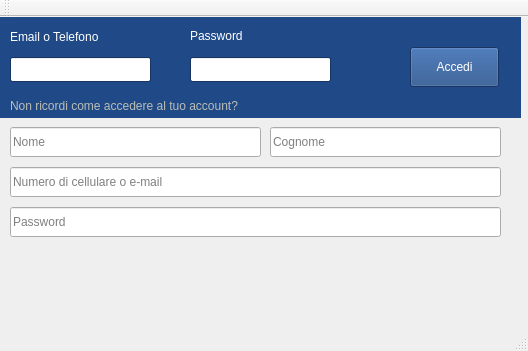
Qt form Qt/mainwindow.ui (IAL32/oriented-graph-unimib) before a commit.
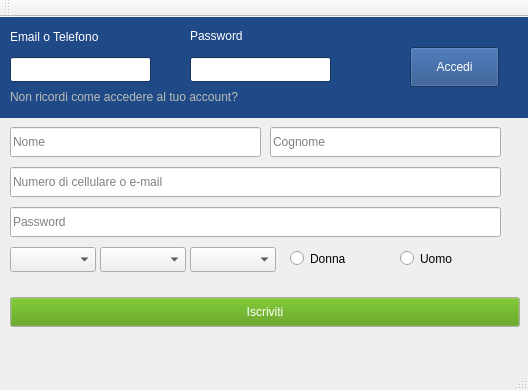
The same form after that commit.

The edit to the form file:
```diff
--- a/Qt/mainwindow.ui
+++ b/Qt/mainwindow.ui
@@ -7,7 +7,7 @@
     <x>0</x>
     <y>0</y>
     <width>528</width>
-    <height>351</height>
+    <height>390</height>
    </rect>
   </property>
   <property name="windowTitle">
@@ -22,7 +22,7 @@
      <rect>
       <x>0</x>
       <y>0</y>
-      <width>521</width>
+      <width>531</width>
       <height>101</height>
      </rect>
     </property>
@@ -540,7 +540,7 @@
      <property name="geometry">
       <rect>
        <x>10</x>
-       <y>80</y>
+       <y>71</y>
        <width>291</width>
        <height>17</height>
       </rect>
@@ -1059,6 +1059,139 @@
       <string>Password</string>
      </property>
     </widget>
+    <widget class="QComboBox" name="cmbDateDay">
+     <property name="geometry">
+      <rect>
+       <x>10</x>
+       <y>130</y>
+       <width>86</width>
+       <height>25</height>
+      </rect>
+     </property>
+    </widget>
+    <widget class="QComboBox" name="cmbDateMonth">
+     <property name="geometry">
+      <rect>
+       <x>100</x>
+       <y>130</y>
+       <width>86</width>
+       <height>25</height>
+      </rect>
+     </property>
+    </widget>
+    <widget class="QComboBox" name="cmbDateYear">
+     <property name="geometry">
+      <rect>
+       <x>190</x>
+       <y>130</y>
+       <width>86</width>
+       <height>25</height>
+      </rect>
+     </property>
+    </widget>
+    <widget class="QRadioButton" name="rdWoman">
+     <property name="geometry">
+      <rect>
+       <x>290</x>
+       <y>130</y>
+       <width>112</width>
+       <height>23</height>
+      </rect>
+     </property>
+     <property name="text">
+      <string>Donna</string>
+     </property>
+    </widget>
+    <widget class="QRadioButton" name="rdMan">
+     <property name="geometry">
+      <rect>
+       <x>400</x>
+       <y>130</y>
+       <width>112</width>
+       <height>23</height>
+      </rect>
+     </property>
+     <property name="text">
+      <string>Uomo</string>
+     </property>
+    </widget>
+   </widget>
+   <widget class="QPushButton" name="btnRegister">
+    <property name="geometry">
+     <rect>
+      <x>10</x>
+      <y>280</y>
+      <width>510</width>
+      <height>30</height>
+     </rect>
+    </property>
+    <property name="palette">
+     <palette>
+      <active>
+       <colorrole role="Button">
+        <brush brushstyle="SolidPattern">
+         <color alpha="255">
+          <red>78</red>
+          <green>154</green>
+          <blue>6</blue>
+         </color>
+        </brush>
+       </colorrole>
+       <colorrole role="ButtonText">
+        <brush brushstyle="SolidPattern">
+         <color alpha="255">
+          <red>255</red>
+          <green>255</green>
+          <blue>255</blue>
+         </color>
+        </brush>
+       </colorrole>
+      </active>
+      <inactive>
+       <colorrole role="Button">
+        <brush brushstyle="SolidPattern">
+         <color alpha="255">
+          <red>78</red>
+          <green>154</green>
+          <blue>6</blue>
+         </color>
+        </brush>
+       </colorrole>
+       <colorrole role="ButtonText">
+        <brush brushstyle="SolidPattern">
+         <color alpha="255">
+          <red>255</red>
+          <green>255</green>
+          <blue>255</blue>
+         </color>
+        </brush>
+       </colorrole>
+      </inactive>
+      <disabled>
+       <colorrole role="Button">
+        <brush brushstyle="SolidPattern">
+         <color alpha="255">
+          <red>78</red>
+          <green>154</green>
+          <blue>6</blue>
+         </color>
+        </brush>
+       </colorrole>
+       <colorrole role="ButtonText">
+        <brush brushstyle="SolidPattern">
+         <color alpha="255">
+          <red>190</red>
+          <green>190</green>
+          <blue>190</blue>
+         </color>
+        </brush>
+       </colorrole>
+      </disabled>
+     </palette>
+    </property>
+    <property name="text">
+     <string>Iscriviti</string>
+    </property>
    </widget>
   </widget>
   <widget class="QMenuBar" name="menuBar">
```
